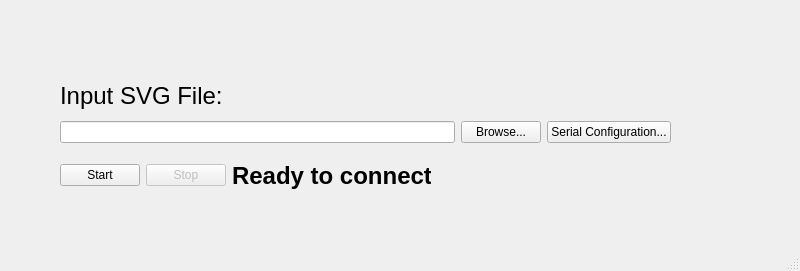
Above: mainwindow.ui from The-Renaissance/HolePuncherUI before the change. Below: the same form after it.
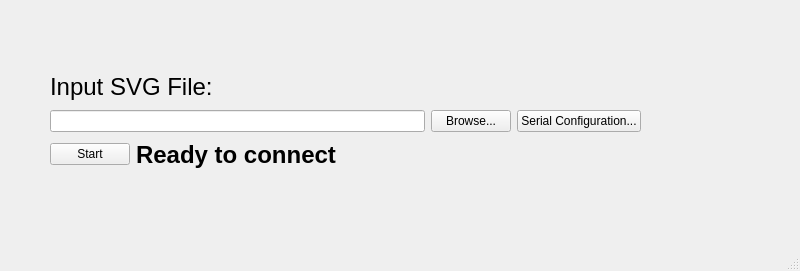
That is the form after the change.

Commit message: Add SerialWorker thread, remove stop button

```diff
--- a/mainwindow.ui
+++ b/mainwindow.ui
@@ -17,15 +17,18 @@
    <locale language="English" country="Canada"/>
   </property>
   <widget class="QWidget" name="centralwidget">
+   <widget class="QWidget" name="">
+    <property name="geometry">
+     <rect>
+      <x>50</x>
+      <y>70</y>
+      <width>591</width>
+      <height>101</height>
+     </rect>
+    </property>
+    <layout class="QVBoxLayout" name="verticalLayout">
+     <item>
    <widget class="QLabel" name="label">
-    <property name="geometry">
-     <rect>
-      <x>60</x>
-      <y>80</y>
-      <width>211</width>
-      <height>31</height>
-     </rect>
-    </property>
     <property name="font">
      <font>
       <pointsize>18</pointsize>
@@ -38,16 +41,9 @@
      <string>Input SVG File:</string>
     </property>
    </widget>
-   <widget class="QWidget" name="layoutWidget">
-    <property name="geometry">
-     <rect>
-      <x>60</x>
-      <y>120</y>
-      <width>611</width>
-      <height>24</height>
-     </rect>
-    </property>
-    <layout class="QGridLayout" name="gridLayout">
+     </item>
+     <item>
+      <layout class="QGridLayout" name="gridLayout" columnstretch="1,0,0">
      <item row="0" column="0">
       <widget class="QLineEdit" name="filePathLineEdit">
        <property name="locale">
@@ -79,17 +75,9 @@
       </widget>
      </item>
     </layout>
-   </widget>
-   <widget class="QWidget" name="layoutWidget">
-    <property name="geometry">
-     <rect>
-      <x>60</x>
-      <y>160</y>
-      <width>371</width>
-      <height>31</height>
-     </rect>
-    </property>
-    <layout class="QHBoxLayout" name="horizontalLayout">
+     </item>
+     <item>
+      <layout class="QHBoxLayout" name="horizontalLayout" stretch="0,1">
      <item>
       <widget class="QPushButton" name="startButton">
        <property name="text">
@@ -97,16 +85,6 @@
        </property>
       </widget>
      </item>
-     <item>
-      <widget class="QPushButton" name="stopButton">
-       <property name="enabled">
-        <bool>false</bool>
-       </property>
-       <property name="text">
-        <string>Stop</string>
-       </property>
-      </widget>
-     </item>
      <item>
       <widget class="QLabel" name="statusLabel">
        <property name="font">
@@ -119,6 +97,8 @@
         <string>Ready to connect</string>
        </property>
       </widget>
+       </item>
+      </layout>
      </item>
     </layout>
    </widget>
```
Lines whose indentation alone changed are shown as unchanged. The commit also changes 5 other files.
